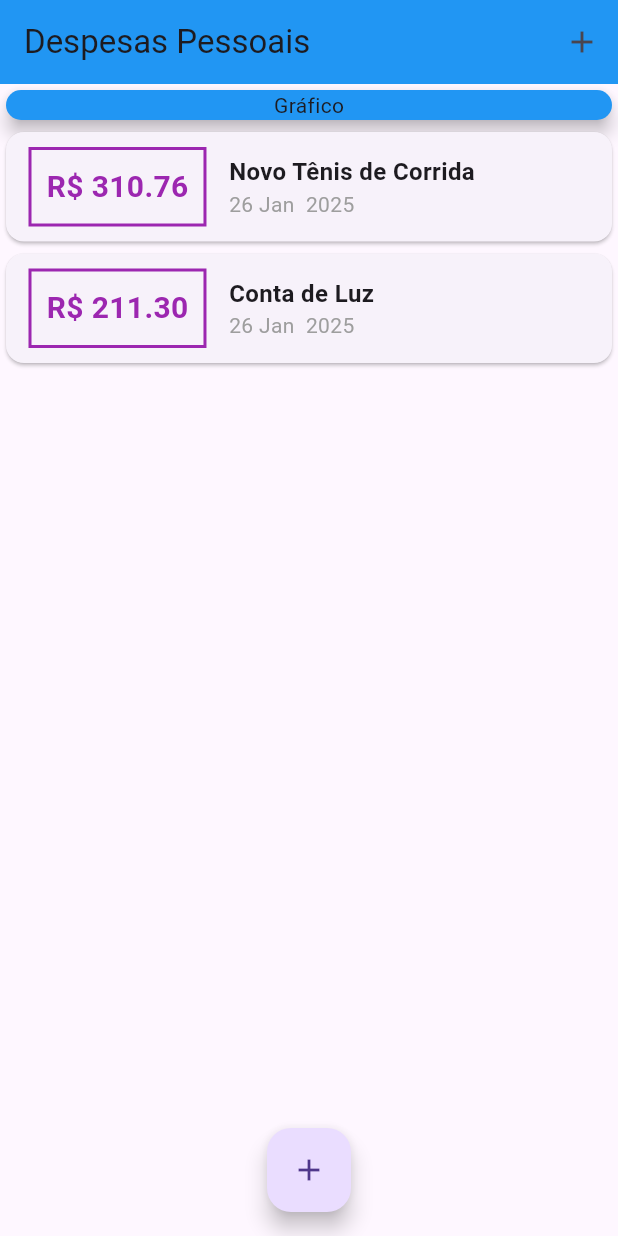
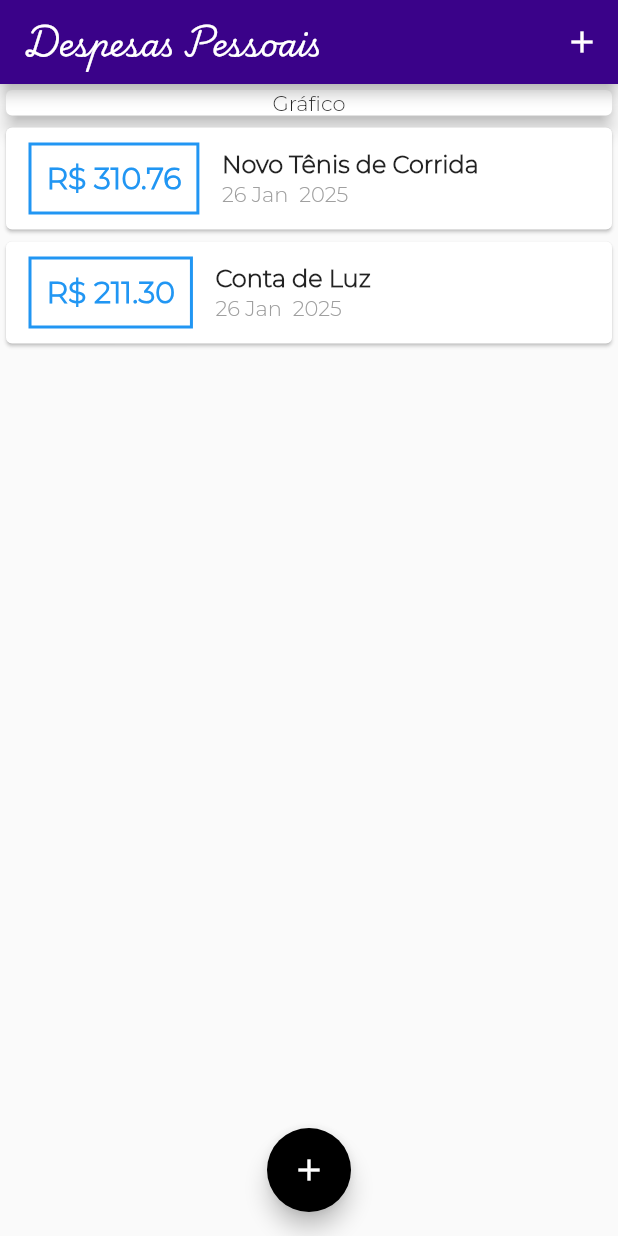
Before and after one commit to aguustinn/Aplicativo-de-Despesas, a Flutter app: the screen it shows after launch, on a phone screen of 412 x 824 dp. Run offline on Flutter 3.47's test engine with Material 3 defaults, Android fonts, the phone set to English and light mode, and no system bars.

Commit message:
Atualizado a fonte das letras

```diff
--- a/analysis_options.yaml
+++ b/analysis_options.yaml
@@ -7,6 +7,9 @@
 
 # The following line activates a set of recommended lints for Flutter apps,
 # packages, and plugins designed to encourage good coding practices.
+analyzer:
+  errors:
+    non_constant_identifier_names: ignore
 include: package:flutter_lints/flutter.yaml
 
 linter:
--- a/lib/components/transaction_form.dart
+++ b/lib/components/transaction_form.dart
@@ -11,7 +11,6 @@ class TransactionForm extends StatefulWidget {
 
 class _TransactionFormState extends State<TransactionForm> {
   final titleController = TextEditingController();
-
   final valueController = TextEditingController();
 
   submitForm() {
@@ -21,8 +20,8 @@ class _TransactionFormState extends State<TransactionForm> {
     if (title.isEmpty || value <= 0) {
       return;
     }
+
     widget.onSubmit(title, value);
-    Navigator.pop(context);
   }
 
   @override
--- a/lib/components/transaction_list.dart
+++ b/lib/components/transaction_list.dart
@@ -10,6 +10,7 @@ class TransactionList extends StatelessWidget {
   @override
   Widget build(BuildContext context) {
     return Container(
+
       height: 300,
       child: ListView.builder(
         itemCount: transactions.length,
@@ -25,7 +26,7 @@ class TransactionList extends StatelessWidget {
                   ),
                   decoration: BoxDecoration(
                       border: Border.all(
-                    color: Colors.purple,
+                    color: Theme.of(context).primaryColor,
                     width: 2,
                   )),
                   padding: EdgeInsets.all(10),
@@ -34,7 +35,7 @@ class TransactionList extends StatelessWidget {
                     style: TextStyle(
                       fontWeight: FontWeight.bold,
                       fontSize: 20,
-                      color: Colors.purple,
+                      color: Theme.of(context).primaryColor,
                     ),
                   ),
                 ),
@@ -44,7 +45,8 @@ class TransactionList extends StatelessWidget {
                     Text(
                       tr.title,
                       style:
-                          TextStyle(fontSize: 16, fontWeight: FontWeight.bold),
+                          TextStyle(fontSize: 16,
+                          fontWeight: FontWeight.bold),
                     ),
                     Text(
                       DateFormat('d MMM  y').format(tr.date),
--- a/lib/main.dart
+++ b/lib/main.dart
@@ -9,13 +9,32 @@ main() {
 }
 
 class AppDespesa extends StatelessWidget {
+  AppDespesa({super.key});
+  final ThemeData tema = ThemeData();
+
   @override
   Widget build(BuildContext context) {
-    return MaterialApp(home: HomePage());
+    return MaterialApp(
+      home: HomePage(),
+      theme: ThemeData(
+        fontFamily: 'Montserrat',
+        useMaterial3: false,
+        appBarTheme: AppBarTheme(
+          backgroundColor: const Color.fromARGB(255, 58, 2, 137),
+          foregroundColor: const Color.fromARGB(255, 255, 255, 255),
+        ),
+        colorScheme: ColorScheme.fromSeed(
+          seedColor: const Color.fromARGB(255, 58, 2, 137),
+          primary: const Color.fromARGB(255, 255, 255, 255),
+          secondary: const Color.fromARGB(255, 0, 0, 0),
+        ),
+      ),
+    );
   }
 }
 
 class HomePage extends StatefulWidget {
+  const HomePage({super.key});
   @override
   State<HomePage> createState() => HomePageState();
 }
@@ -47,6 +66,8 @@ class HomePageState extends State<HomePage> {
     setState(() {
       transactions.add(newTransaction);
     });
+
+    Navigator.of(context).pop();
   }
 
   opentransactionFormModal(BuildContext context) {
@@ -61,8 +82,10 @@ class HomePageState extends State<HomePage> {
   Widget build(BuildContext context) {
     return Scaffold(
       appBar: AppBar(
-        title: Text('Despesas Pessoais'),
-        backgroundColor: Colors.blue,
+        title: Text(
+          'Despesas Pessoais',
+          style: TextStyle(fontFamily: 'PlaywriteIN'),
+        ),
         actions: [
           IconButton(
             icon: Icon(Icons.add),
@@ -77,7 +100,6 @@ class HomePageState extends State<HomePage> {
             Container(
               width: double.infinity,
               child: Card(
-                color: Colors.blue,
                 elevation: 5,
                 child: Center(child: Text('Gráfico')),
               ),
```
Also changed, not shown: pubspec.yaml (+11 -7 lines).
